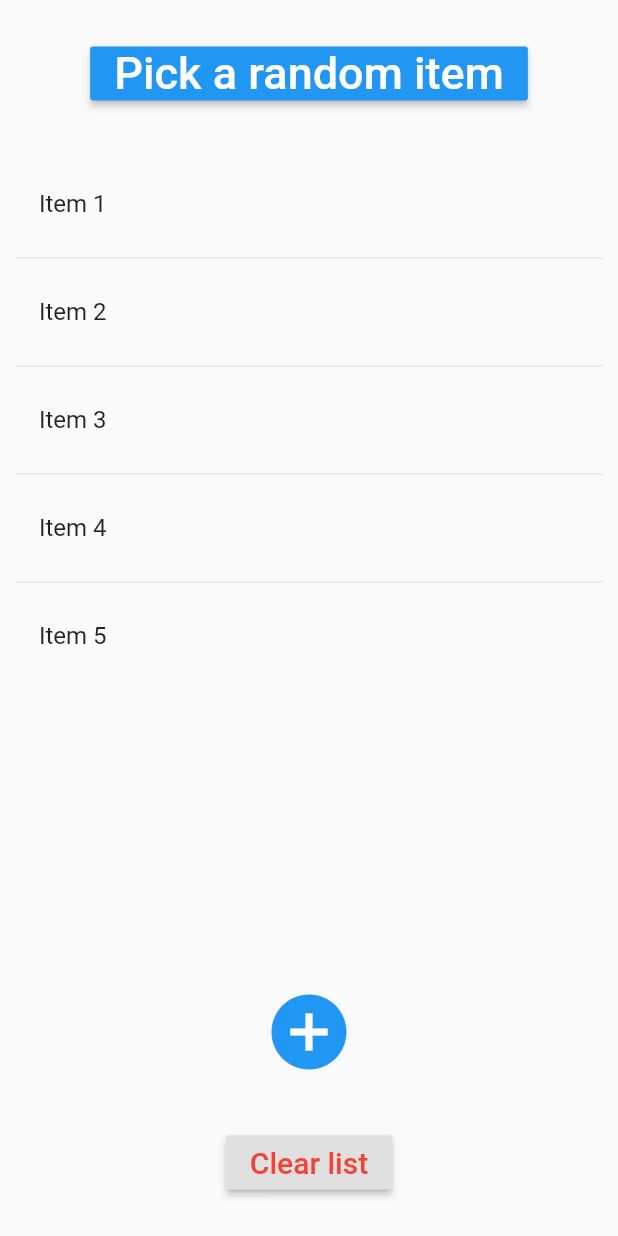
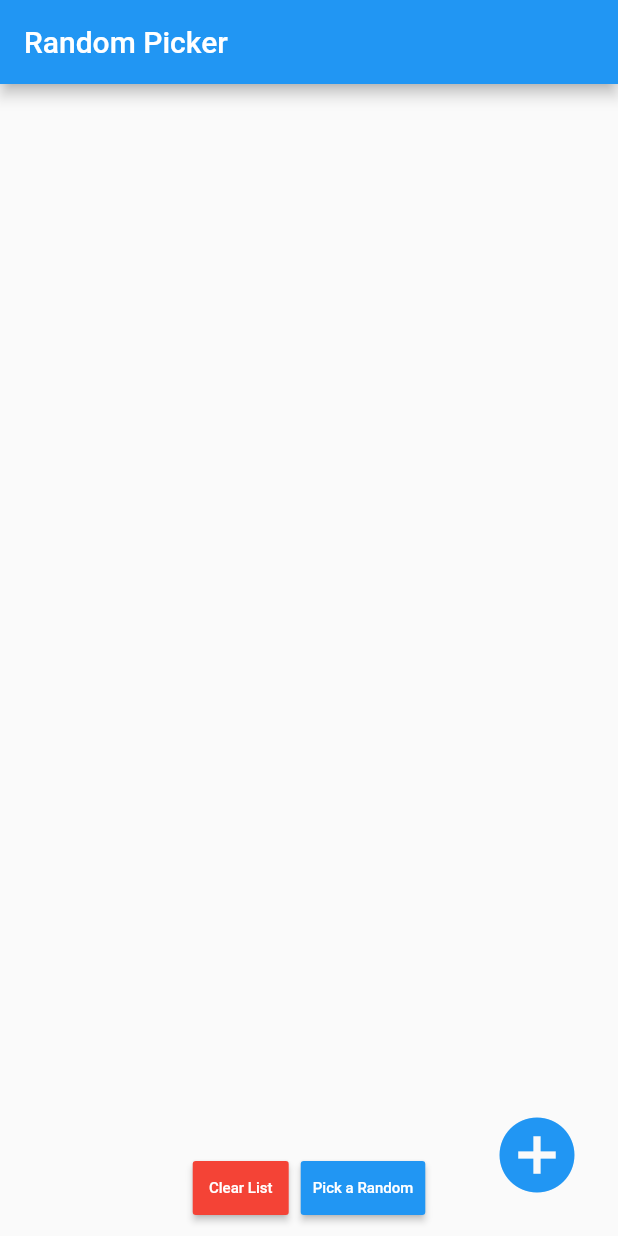
Before and after one commit to igorleal/random_picker, a Flutter app: the screen it shows after launch, on a phone screen of 412 x 824 dp. Run offline on Flutter 3.47's test engine with Material 2 defaults, Android fonts, the phone set to English and light mode, and no system bars.

Commit message:
Adding and removing items and opening the chosen one statically

```diff
--- a/lib/main.dart
+++ b/lib/main.dart
@@ -21,63 +21,121 @@ class Items extends StatefulWidget {
 }
 
 class _ItemsState extends State<Items> {
+  List _items = <String>[];
 
-  final _items = <String>["Item 1", "Item 2", "Item 3", "Item 4", "Item 5"];
+  void _newItemToList() {
+    int size = _items.length;
+    setState(() {
+      _items.add("Item " + (size + 1).toString());
+    });
+  }
+
+  void _clearList() {
+    setState(() {
+      _items.clear();
+    });
+  }
+
+  void _pickRandom() {
+    Navigator.of(context).push(
+      MaterialPageRoute<void>(builder: (BuildContext context) {
+        final String theChosenOne = "This is the chosen one";
+
+        return Scaffold(
+          appBar: AppBar(title: Text("Random Picker")),
+          body: Center(child: Text(theChosenOne))
+        );
+      })
+    );
+  }
 
   Widget _buildList() {
-      return
-      Column(
+    return ListView.builder(
+        shrinkWrap: true,
+        itemCount: _items.length,
+        itemBuilder: (context, index) {
+          if (_items.isEmpty) {
+            return CircularProgressIndicator();
+          } else {
+            return _singleItemList(index);
+          }
+        });
+  }
 
-        children: [
-
-            Padding(
-              padding: EdgeInsets.all(25.0),
-              child: RaisedButton(
-              onPressed: () {},
-            child: const Text('Pick a random item', style: TextStyle(fontSize: 30, color: Colors.white)),
-            color: Colors.blue,
-            ))
-          ,
-          Expanded(child: ListView.separated(
-        padding: EdgeInsets.all(10.0),
-        itemCount: _items.length,
-        itemBuilder: (context, i) {
-          return _buildRow(_items[i]);
-        },
-        separatorBuilder: (context, i) => Divider(),
-        )),
-        IconButton(
-            onPressed: () {},
+  @override
+  Widget build(BuildContext context) {
+    return Scaffold(
+      appBar: AppBar(title: Text("Random Picker")),
+      body: _buildForm(),
+      floatingActionButton: IconButton(
+        onPressed: () => _newItemToList(),
         iconSize: 60,
         icon: Icon(
           Icons.add_circle,
           color: Colors.blue,
         ),
       ),
-            Padding(
-              padding: EdgeInsets.all(25.0),
-              child: RaisedButton(
-              onPressed: () {},
-            child: const Text('Clear list', style: TextStyle(fontSize: 20, color: Colors.red)),
-            ),
-            )
-        ]
-        )
-      ;
+    );
   }
 
-Widget _buildRow(String item) {
-  return ListTile(
-    title: Text(
-      item,
+  Widget _buildForm() {
+    final _formKey = GlobalKey<FormState>();
+
+    return Form(
+      key: _formKey,
+      child: Column(
+        children: [
+          Expanded(child: _buildList()),
+          Center(
+            child: ButtonBar(mainAxisSize: MainAxisSize.min, children: [
+                  RaisedButton(
+                    onPressed: () => _clearList(),
+                    child: const Text('Clear List',
+                        style: TextStyle(fontSize: 10, color: Colors.white)),
+                    color: Colors.red,
+                  ),
+                  RaisedButton(
+                    onPressed: () => _pickRandom(),
+                    child: const Text('Pick a Random',
+                        style: TextStyle(fontSize: 10, color: Colors.white)),
+                    color: Colors.blue,
+                  )
+                ]),
+          )
+        ],
+        mainAxisAlignment: MainAxisAlignment.spaceBetween,
       ),
     );
   }
 
-@override
-  Widget build(BuildContext context) {
-    return Scaffold(
-      body: _buildList(),
+  Widget _singleItemList(int index) {
+    if (_items.length - 1 < index) {
+      return Container(child: null);
+    } else {
+      String singleItem = _items[index];
+      String counter = (index + 1).toString();
+
+      return Row(
+        children: [
+          Expanded(
+              flex: 1,
+              child: Text(
+                counter,
+                textAlign: TextAlign.center,
+              )),
+          Expanded(
+              flex: 6,
+              child: TextFormField(
+                initialValue: singleItem,
+                validator: (value) {
+                  if (value.isEmpty) {
+                    return 'Please enter some text or remove the row';
+                  }
+                  return null;
+                },
+              ))
+        ],
       );
     }
   }
+}
```
Lines whose indentation alone changed are shown as unchanged.
